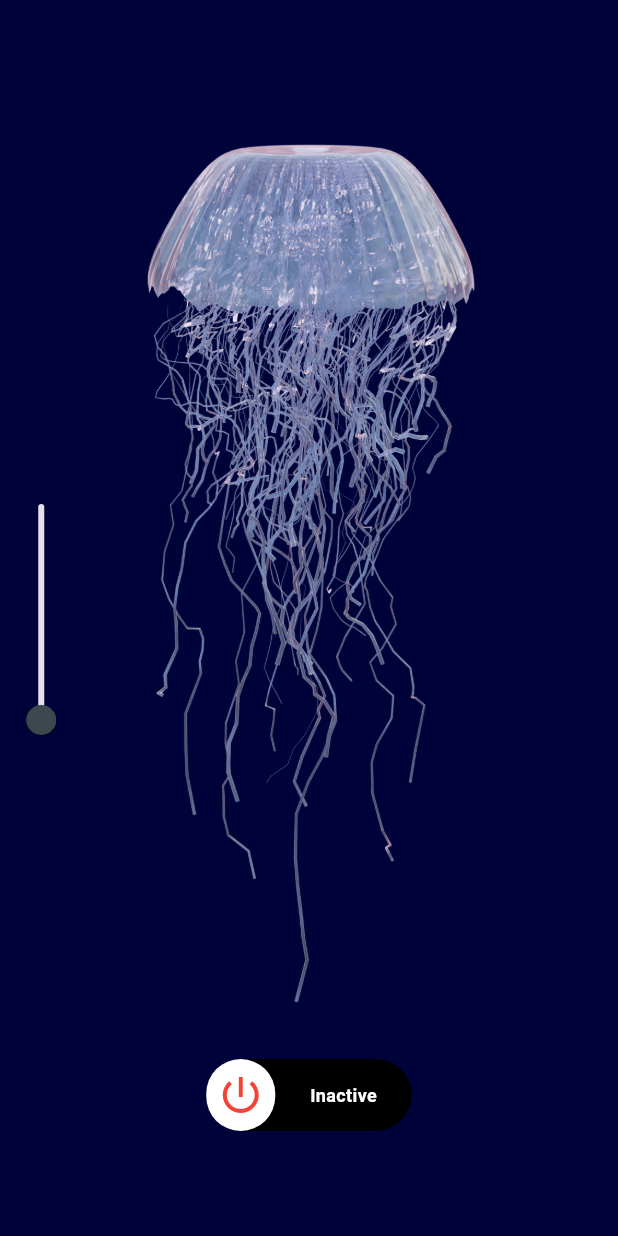
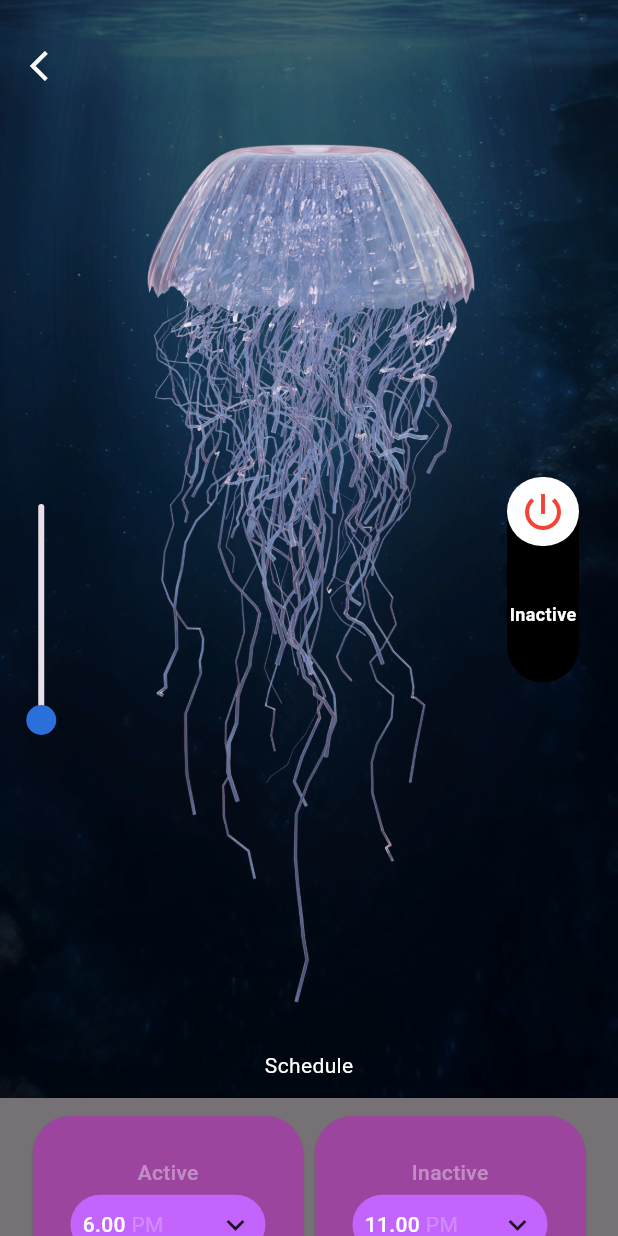
Before and after one commit to Gee-gee4/bulb_app, a Flutter app: the HomeScreen screen opened directly, on a phone screen of 412 x 824 dp. Run offline on Flutter 3.47's test engine with Material 3 defaults, Android fonts, the phone set to English and light mode, and no system bars; drawn by our look-alikes of animated_toggle_switch; network calls fail.

```diff
--- a/lib/main.dart
+++ b/lib/main.dart
@@ -1,4 +1,4 @@
-import 'package:bulb_app/pages/home_screen.dart';
+import 'package:bulb_app/pages/home_page.dart';
 import 'package:flutter/material.dart';
 
 void main() {
@@ -16,7 +16,7 @@ class MyApp extends StatelessWidget {
         colorScheme: ColorScheme.fromSeed(seedColor: Colors.deepPurple),
       ),
       debugShowCheckedModeBanner: false,
-      home: const HomeScreen(),
+      home: const HomePage(),
     );
   }
 }
--- a/lib/pages/home_screen.dart
+++ b/lib/pages/home_screen.dart
@@ -15,9 +15,25 @@ class _HomeScreenState extends State<HomeScreen> {
   @override
   Widget build(BuildContext context) {
     return Scaffold(
-      backgroundColor: hexToColor('00033a'),
+      // Colors.grey[900],
       body: Stack(
         children: [
+          Positioned.fill(
+            child: Stack(
+              children: [
+                Image.asset(
+                  'assets/jelly/sea bg.jpeg', // replace with your image path
+                  fit: BoxFit.cover, // makes it fill the screen
+                ),
+                Container(
+                  color: Colors.black54,
+                  height: double.infinity,
+                  width: double.infinity,
+                ),
+              ],
+            ),
+          ),
+
           Center(
             child: Column(
               crossAxisAlignment: CrossAxisAlignment.center,
@@ -31,7 +47,15 @@ class _HomeScreenState extends State<HomeScreen> {
                     ),
                   ],
                 ),
-                MyButton(),
+                Text('Schedule', style: TextStyle(color: Colors.white)),
+                SizedBox(height: 20),
+                Row(
+                  mainAxisAlignment: MainAxisAlignment.center,
+                  children: [
+                    myCard('Active', '6.00 ', 'PM'),
+                    myCard('Inactive', '11.00 ', 'PM'),
+                  ],
+                ),
               ],
             ),
           ),
@@ -40,6 +64,18 @@ class _HomeScreenState extends State<HomeScreen> {
             top: MediaQuery.of(context).size.height / 2 - 100,
             child: SizedBox(height: 200, width: 15, child: MySlider()),
           ),
+          Positioned(
+            right: 20,
+            top: MediaQuery.of(context).size.height / 2 - 100,
+            child: SizedBox(child: MyButton()),
+          ),
+          Positioned(
+            left: 20,
+            top: MediaQuery.of(context).size.height / 2 - 380,
+            child: SizedBox(
+              child: Icon(Icons.arrow_back_ios, color: Colors.white),
+            ),
+          ),
         ],
       ),
     );
--- a/lib/widgets/color_hex.dart
+++ b/lib/widgets/color_hex.dart
@@ -1,5 +1,46 @@
 import 'dart:ui';
+
+import 'package:flutter/material.dart';
 
 Color hexToColor(String hex) {
   return Color(int.parse('0xFF$hex'));
 }
+
+///////////////////////////////////////////////////////////////////////////////////////////////////////
+Card myCard(String statusText,String timeText,String pmAmText) {
+  return Card(
+    shape: RoundedRectangleBorder(borderRadius: BorderRadius.circular(25)),
+    color: hexToColor('9b459e'),
+    child: SizedBox(
+      height: 120,
+      width: 180,
+      child: Column(
+        mainAxisAlignment: MainAxisAlignment.center,
+        children: [
+          Text(statusText,style: TextStyle(color: Colors.white38,fontWeight: FontWeight.w500)),
+          SizedBox(height: 5),
+          Container(
+            height: 40,
+            width: 130,
+            decoration: BoxDecoration(
+              color:hexToColor('c365fc'),
+              borderRadius: BorderRadius.circular(30),
+            ),
+            child: Padding(
+              padding: const EdgeInsets.all(8.0),
+              child: Row(
+                mainAxisAlignment: MainAxisAlignment.spaceBetween,
+                children: [Row(
+                  children: [
+                    Text(timeText,style: TextStyle(color: Colors.white,fontWeight: FontWeight.w500)),
+                    Text(pmAmText,style: TextStyle(color: Colors.white24),)
+                  ],
+                ), Icon(Icons.keyboard_arrow_down)],
+              ),
+            ),
+          ),
+        ],
+      ),
+    ),
+  );
+}
--- a/lib/widgets/my_button.dart
+++ b/lib/widgets/my_button.dart
@@ -16,7 +16,9 @@ class _ButtonState extends State<MyButton> {
 
   @override
   Widget build(BuildContext context) {
-    return DefaultTextStyle.merge(
+    return RotatedBox(
+      quarterTurns: -3,
+      child: DefaultTextStyle.merge(
         style: TextStyle(
           color: Colors.white,
           fontSize: 18,
@@ -45,8 +47,7 @@ class _ButtonState extends State<MyButton> {
                   stops: [
                     global.position -
                         (1 - 2 * max(0, global.position - 0.5)) * 0.7,
-                          global.position +
-                              max(0, 2 * (global.position - 0.5)) * 0.7,
+                    global.position + max(0, 2 * (global.position - 0.5)) * 0.7,
                   ],
                 ),
               );
@@ -55,37 +56,43 @@ class _ButtonState extends State<MyButton> {
             height: 60,
             loadingIconBuilder:
                 (context, global) => CupertinoActivityIndicator(
-                        color: Color.lerp(
-                          Colors.red,
-                          Colors.green,
-                          global.position,
+                  color: Color.lerp(Colors.red, Colors.green, global.position),
                 ),
-                      ),
-                  onChanged:
-                      (value) => setState(() => firstSwitchValue = value),
+            onChanged: (value) => setState(() => firstSwitchValue = value),
             iconBuilder:
                 (value) =>
                     value
-                              ? Icon(
+                        ? RotatedBox(
+                          quarterTurns: -1,
+                          child: Icon(
                             Icons.power_outlined,
                             color: Colors.green,
                             size: 32,
+                          ),
                         )
-                              : Icon(
+                        : RotatedBox(
+                          quarterTurns: -1,
+                          child: Icon(
                             Icons.power_settings_new_outlined,
                             color: Colors.red,
                             size: 32,
+                          ),
                         ),
             textBuilder:
                 (value) =>
                     value
                         ? Center(
+                          child: RotatedBox(
+                            quarterTurns: -1,
                             child: Text(
                               'Active',
                               style: TextStyle(fontSize: 12),
                             ),
+                          ),
                         )
                         : Center(
+                          child: RotatedBox(
+                            quarterTurns: -1,
                             child: Text(
                               'Inactive',
                               style: TextStyle(fontSize: 12),
@@ -93,6 +100,8 @@ class _ButtonState extends State<MyButton> {
                           ),
                         ),
           ),
+        ),
+      ),
     );
   }
 }
--- a/lib/widgets/my_slider.dart
+++ b/lib/widgets/my_slider.dart
@@ -22,7 +22,7 @@ class _MySliderState extends State<MySlider> {
             max: 10,
             //divisions: 4,
             //label: currentValue.toString(),
-            activeColor: hexToColor('3D474E'),
+            activeColor: hexToColor('2b6fda'),
             onChanged: (value) {
               setState(() {
                 currentValue = value;
```
Also changed, not shown: lib/pages/home_page.dart (+44 -11 lines), assets/jelly/b.jpeg (added), assets/jelly/j.jpeg (added), assets/jelly/sea bg.jpeg (added). Lines whose indentation alone changed are shown as unchanged.
